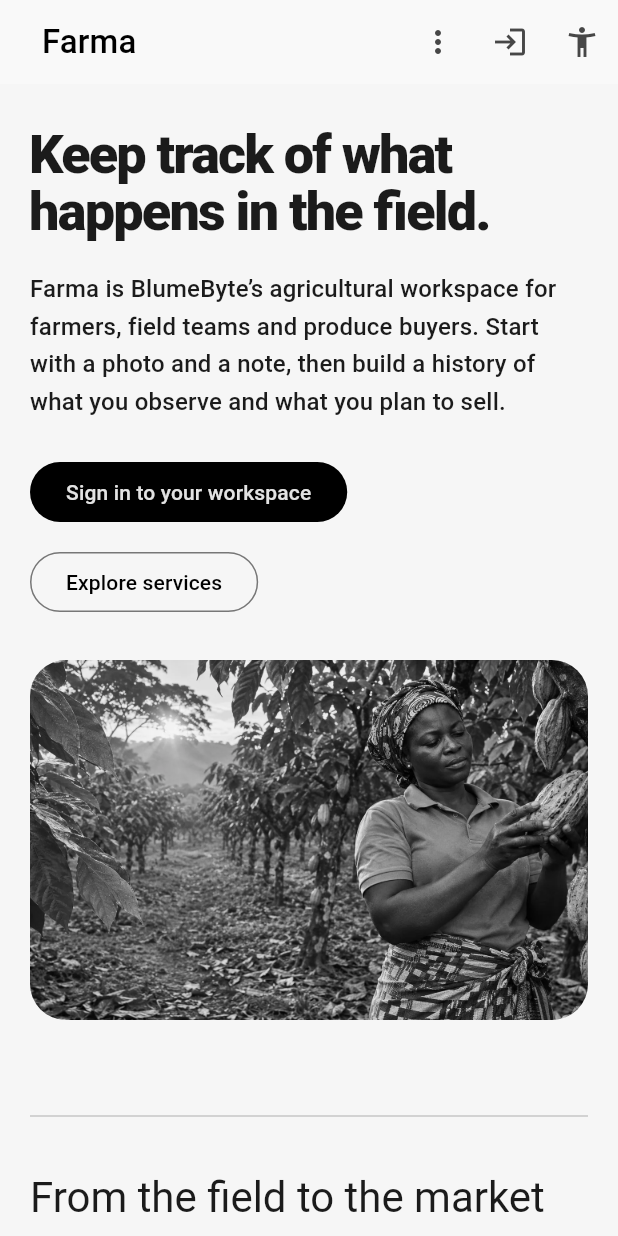
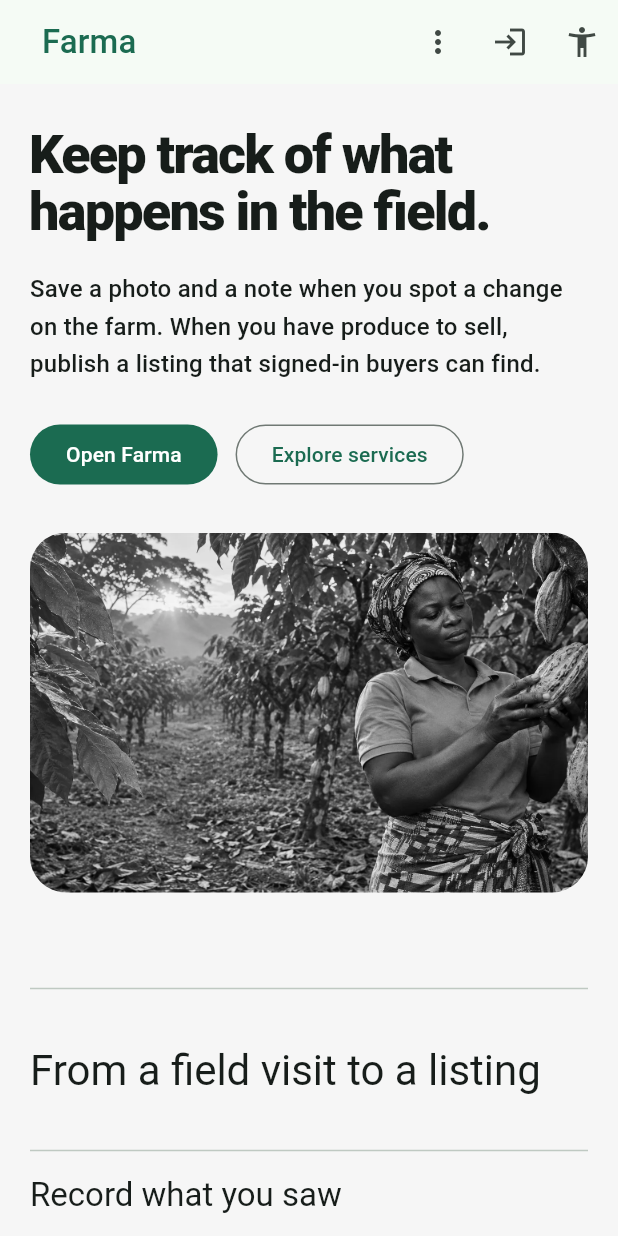
Before and after one commit to BlumeByte/Farma, a Flutter app: the screen it shows after launch, on a phone screen of 412 x 824 dp. Run offline on Flutter 3.47's test engine with Material 3 defaults, Android fonts, the phone set to English and light mode, and no system bars; our stand-ins replace image_picker, material_ui, shared_preferences, video_player; missing offline and left inert: dart:js_interop.

Commit message:
Give Farma public pages distinct editorial content and simplify the farmer workspace

```diff
--- a/lib/farma_app.dart
+++ b/lib/farma_app.dart
@@ -88,9 +88,8 @@ class _FarmaAppState extends State<FarmaApp> {
     final dark = brightness == Brightness.dark;
     final scheme = ColorScheme.fromSeed(
       contrastLevel: _accessibilityEnabled ? 1 : 0,
-      seedColor: Colors.black,
+      seedColor: const Color(0xff285544),
       brightness: brightness,
-      dynamicSchemeVariant: DynamicSchemeVariant.monochrome,
     );
     return ThemeData(
       colorScheme: scheme,
@@ -111,7 +110,7 @@ class _FarmaAppState extends State<FarmaApp> {
         color: dark ? const Color(0xff202020) : Colors.white,
         elevation: 0,
         margin: EdgeInsets.zero,
-        shape: RoundedRectangleBorder(borderRadius: BorderRadius.circular(24)),
+        shape: RoundedRectangleBorder(borderRadius: BorderRadius.circular(12)),
       ),
     );
   }
@@ -345,7 +344,6 @@ class _FarmaHomeState extends State<FarmaHome> {
       setState(() => workspace = Workspace.values[index]);
 
   List<Widget> _content(BuildContext context, bool wide) {
-    final scheme = Theme.of(context).colorScheme;
     final titleStyle = Theme.of(context).textTheme.displaySmall
         ?.copyWith(fontWeight: FontWeight.w800, letterSpacing: -1.5);
     if (loading) {
@@ -370,27 +368,16 @@ class _FarmaHomeState extends State<FarmaHome> {
 
     if (workspace == Workspace.overview) {
       return [
-        Card(
-          color: scheme.onSurface,
-          child: Padding(
-            padding: EdgeInsets.all(wide ? 40 : 24),
-            child: Column(
-              crossAxisAlignment: CrossAxisAlignment.start,
-              children: [
-                Icon(Icons.eco_outlined, color: scheme.surface, size: 32),
-                const SizedBox(height: 22),
-                FarmaHeading(
-                  'Your farm workspace',
-                  announce: true,
-                  style: titleStyle?.copyWith(color: scheme.surface),
-                ),
-                const SizedBox(height: 10),
-                Text(
-                  'Record field observations and prepare produce listings on this device.',
-                  style: TextStyle(color: scheme.surface, fontSize: 16),
-                ),
-              ],
-            ),
+        FarmaHeading('Farm records', style: titleStyle, announce: true),
+        const SizedBox(height: 8),
+        const Text('Add a field observation or manage your produce listings.'),
+        const SizedBox(height: 16),
+        Align(
+          alignment: AlignmentDirectional.centerStart,
+          child: FilledButton.icon(
+            onPressed: saving ? null : () => _save(Workspace.observations),
+            icon: const Icon(Icons.add),
+            label: const Text('New observation'),
           ),
         ),
         const AccessibilityGuide(
--- a/lib/farma_public_page.dart
+++ b/lib/farma_public_page.dart
@@ -3,7 +3,7 @@ import 'package:video_player/video_player.dart';
 
 import 'farma_accessibility.dart';
 
-typedef FarmaSection = ({IconData icon, String title, String body});
+typedef FarmaSection = ({String title, String body});
 typedef FarmaStory = ({
   String title,
   String caption,
@@ -16,8 +16,10 @@ class FarmaPageContent {
   const FarmaPageContent({
     required this.heading,
     required this.intro,
-    required this.image,
-    required this.imageDescription,
+    this.image,
+    this.imageDescription,
+    this.example,
+    required this.questions,
     required this.sectionHeading,
     required this.sections,
     this.stories = const [],
@@ -25,8 +27,10 @@ class FarmaPageContent {
 
   final String heading;
   final String intro;
-  final String image;
-  final String imageDescription;
+  final String? image;
+  final String? imageDescription;
+  final ({String title, List<(String, String)> rows})? example;
+  final List<(String, String)> questions;
   final String sectionHeading;
   final List<FarmaSection> sections;
   final List<FarmaStory> stories;
@@ -52,7 +56,7 @@ const _fieldStory = (
 
 const _marketStory = (
   title: 'Preparing a produce listing',
-  caption: 'A short walkthrough of how farmers can start recording details for a future listing.',
+  caption: 'A walkthrough of saving a local draft before writing a listing for buyers.',
   file: 'assets/farma/produce-walkthrough.mp4',
   image: _produceImage,
   steps: [
@@ -65,133 +69,170 @@ const _marketStory = (
 const farmaPages = {
   'home': FarmaPageContent(
     heading: 'Keep track of what happens in the field.',
-    intro: 'Farma is BlumeByte’s agricultural workspace for farmers, field teams and produce buyers. Start with a photo and a note, then build a history of what you observe and what you plan to sell.',
+    intro: 'Save a photo and a note when you spot a change on the farm. When you have produce to sell, publish a listing that signed-in buyers can find.',
     image: _fieldImage,
     imageDescription: _fieldPhoto,
-    sectionHeading: 'From the field to the market',
+    sectionHeading: 'From a field visit to a listing',
     sections: [
       (
-        icon: Icons.photo_camera_outlined,
-        title: 'Capture field observations',
-        body: 'Save dated photos, categories and notes as you visit your farm. Reopen them when you inspect the same crop or prepare for a conversation with a field officer.',
+        title: 'Record what you saw',
+        body: 'Add a date, category and short note. A title like “Yellow leaves in the north tomato bed” is easier to find later than “Tomatoes”.',
       ),
       (
-        icon: Icons.storefront_outlined,
-        title: 'Prepare produce listings',
-        body: 'Create a draft for what you have harvested. Record the produce name and add a representative photo and notes before preparing it for buyers.',
+        title: 'Review it on the next visit',
+        body: 'Open a saved observation on the same device. Compare the photo and notes with what you see on the next visit.',
       ),
       (
-        icon: Icons.public_outlined,
-        title: 'Sign up from anywhere',
-        body: 'Choose your country or territory and calling code. Farma’s account screens are available in nine languages and follow your device’s light or dark appearance.',
+        title: 'Prepare a listing for buyers',
+        body: 'Start in Produce and save a draft. When you publish it, write a description for buyers. Your private notes and draft photo stay on your device.',
+      ),
+      (
+        title: 'Browse in Buyer Mode',
+        body: 'Switch to Buyer Mode to search the latest published produce by name or category and open the listing details.',
       ),
     ],
-    stories: [_fieldStory, _marketStory],
+    questions: [
+      ('Do I need an account?', 'The website is open to everyone. Sign in to save field records, publish produce or browse the marketplace.'),
+      ('Can I open my observations on another phone?', 'Field observations and drafts stay on the device where you saved them. Published text listings can be seen from other devices after sign-in.'),
+    ],
   ),
   'about': FarmaPageContent(
     heading: 'About us',
-    intro: 'Farma began in Accra, Ghana, with a practical question. How can a farmer keep useful records in the field and prepare clearer information for a buyer or an extension worker?',
-    image: _fieldImage,
-    imageDescription: _fieldPhoto,
-    sectionHeading: 'What we are building',
+    intro: 'Farma is a BlumeByte project based in Accra, Ghana. It grew out of a practical problem for farmers, buyers and field teams. Useful details can get lost between a field visit, a follow-up and a sale.',
+    image: _produceImage,
+    imageDescription: _producePhoto,
+    sectionHeading: 'The problems we are working on',
     sections: [
       (
-        icon: Icons.grass_outlined,
-        title: 'Practical field records',
-        body: 'A farmer can record an observation using a photo, a short note and a category. Saved records can be reopened on the same device after the app has loaded.',
+        title: 'Keep field details together',
+        body: 'Photos are more useful when they have a date, a location you recognize and a note about what changed. Use the title or note for the plot name and revisit the record when you return.',
       ),
       (
-        icon: Icons.wifi_off_outlined,
-        title: 'Designed around low connectivity',
-        body: 'The project brief prioritizes workflows that remain useful when internet access is limited. On-device guidance, synchronization and broader offline support are planned areas of work.',
+        title: 'Give buyers a clear starting point',
+        body: 'A published listing tells buyers what is available and what the farmer chose to share. Clear descriptions make it easier to compare listings.',
       ),
       (
-        icon: Icons.people_outline,
-        title: 'Built with distinct roles in mind',
-        body: 'The design calls for a farmer workspace for field observations and a buyer workspace for discovering and comparing produce. The current public trial includes observation records and produce drafts.',
+        title: 'Design for the device people have',
+        body: 'Farma runs on the web and is built for Android and iOS. The application supports device light and dark settings, reduced motion and a mode for screen reader users.',
+      ),
+      (
+        title: 'Plan for weak connectivity',
+        body: 'Saved local records can be reopened once the workspace is loaded. Signing in and using the marketplace need internet access. Device sync and broader offline support are planned.',
       ),
     ],
-    stories: [_fieldStory],
+    questions: [
+      ('Who builds Farma?', 'Farma is a product of BlumeByte Digital Solution in Accra, Ghana.'),
+      ('How are field teams involved?', 'Current records can support a conversation with a field worker. A shared reviewer workspace and district reporting are planned.'),
+    ],
   ),
   'profile': FarmaPageContent(
     heading: 'Profile',
-    intro: 'Farma is a BlumeByte Digital Solution project based in Accra, Ghana. The project brings together field documentation, agricultural services and farm-to-buyer commerce.',
-    image: _fieldImage,
-    imageDescription: _fieldPhoto,
-    sectionHeading: 'Project profile',
+    intro: 'Get to know the Farma project, the people it is built for and what happens to the information they enter.',
+    example: (
+      title: 'Project profile',
+      rows: [
+        ('Product', 'Farma'),
+        ('Team', 'BlumeByte Digital Solution'),
+        ('Based in', 'Accra, Ghana'),
+        ('Workspaces', 'Farmer Mode and Buyer Mode'),
+      ],
+    ),
+    sectionHeading: 'Accounts, language and records',
     sections: [
       (
-        icon: Icons.location_on_outlined,
-        title: 'Ghana-rooted, built for wider use',
-        body: 'The partner brief takes Ghana’s farming and district context as its starting point. The signup form supports international country and territory codes so users can register with a number from their own region.',
+        title: 'Sign up with your own number',
+        body: 'Choose your country or territory, add your international phone number and choose a unique username. Return to Farma using your email and password.',
       ),
       (
-        icon: Icons.person_outline,
-        title: 'Who Farma is for',
-        body: 'Farmers can document an observation or start a produce draft. Field teams can use those records as a starting point for follow-up. Buyer discovery and direct communication are part of the planned marketplace.',
+        title: 'Set a language preference',
+        body: 'Sign-in supports nine languages. In the workspace, choose a preferred language or enter another language or dialect. Some workspace screens still appear in English.',
       ),
       (
-        icon: Icons.security_outlined,
-        title: 'How accounts and records work',
-        body: 'Farma uses email and password for account access. Signup details are handled through Supabase. Field photos, notes and drafts in the current trial are stored per account on the device.',
+        title: 'Know what buyers can see',
+        body: 'Publishing shares the produce name, category and buyer-facing description with signed-in buyers. Your draft photo and private notes stay on the device.',
+      ),
+      (
+        title: 'Keep account and trial data in view',
+        body: 'Account details are handled by Supabase. Local observations and drafts are stored separately for each account on that device. Marketplace listings are stored online.',
       ),
     ],
-    stories: [_fieldStory],
+    questions: [
+      ('Does the phone number replace my email?', 'Use your email and password to sign in. The phone number is part of your account profile.'),
+      ('Can I change modes later?', 'Yes. Use Change mode in the workspace to return to the Farmer and Buyer options.'),
+    ],
   ),
   'projects': FarmaPageContent(
     heading: 'Projects',
-    intro: 'Explore the field workspace, marketplace and district pilot concept behind Farma. Features in the current trial are identified alongside work described in the project brief.',
-    image: _produceImage,
-    imageDescription: _producePhoto,
-    sectionHeading: 'Product and pilot work',
+    intro: 'See what Farma is building and what the trial already supports. The field workspace and produce marketplace are the current focus. District operations and professional review are planned.',
+    example: (
+      title: 'Project status',
+      rows: [
+        ('Field workspace', 'Local observations and produce drafts'),
+        ('Marketplace', 'Text listings for signed-in buyers'),
+        ('District operations', 'Planned'),
+      ],
+    ),
+    sectionHeading: 'Current work and pilot plans',
     sections: [
       (
-        icon: Icons.edit_note_outlined,
-        title: 'Field workspace · Available',
-        body: 'Create photo observations, organize them by category and keep notes on what changed. Saved records are available on the same device.',
+        title: 'Field workspace',
+        body: 'Create, reopen and edit dated observations and produce drafts. The record stays with your account on the device where you saved it.',
       ),
       (
-        icon: Icons.storefront_outlined,
-        title: 'Produce showcase · Drafts available',
-        body: 'Save a produce draft with a name, photo and notes. Published listings, short produce videos and one-to-one buyer messaging are planned in the marketplace design.',
+        title: 'Produce marketplace',
+        body: 'A farmer can publish or withdraw a text listing. Buyers can browse and search the latest listings. Shared photos, seller profiles and messaging are future work.',
       ),
       (
-        icon: Icons.map_outlined,
-        title: 'District pilot · Planned',
-        body: 'The partnership brief outlines a potential district-level pilot for training, field workflows and review. Proposed field reporting and mapping features depend on partner participation and validation.',
+        title: 'District pilot concept',
+        body: 'The project brief describes a possible district pilot to test training, field workflows and follow-up. Review queues, reporting and maps depend on partner validation.',
       ),
       (
-        icon: Icons.record_voice_over_outlined,
-        title: 'Accessible guidance · Planned',
-        body: 'The design brief proposes short visual guides and audio in English, Twi, Ga, Ewe, Dagbani and Hausa. Those guides are distinct from the translated signup screens available today.',
+        title: 'Farm Assistant',
+        body: 'The workspace includes a screen for agricultural questions and photo assessments. Live responses require backend configuration. Professional review and escalation workflows are planned.',
       ),
     ],
-    stories: [_fieldStory, _marketStory],
+    questions: [
+      ('Can a field officer review my record in Farma today?', 'The current trial opens local records on your device. A shared review queue is outside this release.'),
+      ('Are buyer payments and delivery available?', 'The current marketplace supports discovery. Payments and delivery remain planned.'),
+    ],
+    stories: [_marketStory],
   ),
   'services': FarmaPageContent(
     heading: 'Services',
-    intro: 'Use the Farma workspace to document field observations and prepare produce records. Keep a record for follow-up and review your drafts before sharing produce information.',
-    image: _produceImage,
-    imageDescription: _producePhoto,
-    sectionHeading: 'What you can do in the trial',
+    intro: 'Learn how to save an observation, publish produce and find a listing. Start with the task you want to complete.',
+    example: (
+      title: 'Example observation',
+      rows: [
+        ('Title', 'Yellow leaves in the north tomato bed'),
+        ('Category', 'Crop'),
+        ('Note', 'Spotted on the lower leaves during the morning visit.'),
+        ('Next step', 'Reopen the record on the next visit.'),
+      ],
+    ),
+    sectionHeading: 'How to use Farma',
     sections: [
       (
-        icon: Icons.camera_alt_outlined,
-        title: 'Record an observation',
-        body: 'Open Observations, add a photo or choose an existing image, then add a category, title and notes. Save it and revisit it whenever you need the record.',
+        title: 'Save an observation',
+        body: 'Open Farmer Mode, choose Observations, then New observation. Enter a title and category, add a photo or note, and save it to this device.',
       ),
       (
-        icon: Icons.inventory_2_outlined,
-        title: 'Create a produce draft',
-        body: 'Open Produce, enter the name of the crop or item and attach a photo. Add useful notes about the harvest or condition. Review those details before preparing a public listing.',
+        title: 'Publish or withdraw produce',
+        body: 'Create a draft in Produce. Open its listing controls, enter a buyer-facing description and publish. Use Withdraw when the listing is no longer available.',
       ),
       (
-        icon: Icons.language_outlined,
-        title: 'Set up your account',
-        body: 'Choose a language on the sign-in screen. At signup, supply a unique username, email and an international phone number. The public pages are available before you sign in.',
+        title: 'Search for produce',
+        body: 'Open Buyer Mode and search by produce name or category. Open a result to read the description. Use Refresh to check for newly published listings.',
+      ),
+      (
+        title: 'Use accessibility controls',
+        body: 'Open Accessibility mode from the top bar. If you use a screen reader, photo descriptions and labeled navigation help you move through the workspace. Add descriptions to saved photos when they are useful.',
       ),
     ],
-    stories: [_marketStory],
+    questions: [
+      ('What if camera access is denied?', 'Choose a photo from your device instead. You can also save an observation with a title and notes.'),
+      ('Can I use Farma to confirm a crop or animal disease?', 'Use observations to keep track of what you see. The assistant, when configured, can offer preliminary guidance. Contact a qualified extension officer or veterinarian when you need a diagnosis.'),
+    ],
+    stories: [_fieldStory],
   ),
 };
 
@@ -219,12 +260,14 @@ class FarmaPublicPage extends StatelessWidget {
       builder: (context, viewport) {
         final wide = viewport.maxWidth >= 900;
         final padding = wide ? 48.0 : 20.0;
-        final image = AspectRatio(
+        final image = content.image == null
+            ? _PageExample(example: content.example!)
+            : AspectRatio(
           aspectRatio: wide ? 1.2 : 1.55,
           child: ClipRRect(
             borderRadius: BorderRadius.circular(24),
             child: Image.asset(
-              content.image,
+              content.image!,
               fit: BoxFit.cover,
               semanticLabel: content.imageDescription,
             ),
@@ -261,7 +304,7 @@ class FarmaPublicPage extends StatelessWidget {
               children: [
                 FilledButton(
                   onPressed: onSignIn,
-                  child: const Text('Sign in to your workspace'),
+                  child: const Text('Open Farma'),
                 ),
                 if (isHome)
                   OutlinedButton(
@@ -302,27 +345,15 @@ class FarmaPublicPage extends StatelessWidget {
                       style: theme.textTheme.headlineMedium,
                     ),
                     const SizedBox(height: 20),
-                    LayoutBuilder(
-                      builder: (context, layout) {
-                        final columns = wide ? 2 : 1;
-                        final width =
-                            (layout.maxWidth - (columns - 1) * 16) / columns;
-                        return Wrap(
-                          spacing: 16,
-                          runSpacing: 16,
+                    for (final section in content.sections) ...[
+                      const Divider(height: 32),
+                      Align(
+                        alignment: AlignmentDirectional.centerStart,
+                        child: ConstrainedBox(
+                          constraints: const BoxConstraints(maxWidth: 700),
+                          child: Column(
+                            crossAxisAlignment: CrossAxisAlignment.start,
                             children: [
-                            for (final section in content.sections)
-                              SizedBox(
-                                width: width,
-                                child: Card(
-                                  child: Padding(
-                                    padding: const EdgeInsets.all(24),
-                                    child: Column(
-                                      crossAxisAlignment:
-                                          CrossAxisAlignment.start,
-                                      children: [
-                                        Icon(section.icon, size: 28),
-                                        const SizedBox(height: 14),
                               FarmaHeading(
                                 section.title,
                                 style: theme.textTheme.titleLarge,
@@ -337,11 +368,7 @@ class FarmaPublicPage extends StatelessWidget {
                           ),
                         ),
                       ),
-                              ),
                     ],
-                        );
-                      },
-                    ),
                     if (content.stories.isNotEmpty) ...[
                       const SizedBox(height: 50),
                       FarmaHeading(
@@ -368,6 +395,21 @@ class FarmaPublicPage extends StatelessWidget {
                         },
                       ),
                     ],
+                    const SizedBox(height: 48),
+                    FarmaHeading(
+                      'Common questions',
+                      style: theme.textTheme.headlineMedium,
+                    ),
+                    for (final (question, answer) in content.questions)
+                      ExpansionTile(
+                        tilePadding: EdgeInsets.zero,
+                        title: Text(question),
+                        childrenPadding: const EdgeInsets.only(bottom: 16),
+                        expandedAlignment: AlignmentDirectional.centerStart.resolve(
+                          Directionality.of(context),
+                        ),
+                        children: [Text(answer)],
+                      ),
                     const SizedBox(height: 48),
                     const Divider(),
                     const SizedBox(height: 12),
@@ -400,6 +442,39 @@ class FarmaPublicPage extends StatelessWidget {
           ),
         );
       },
+    );
+  }
+}
+
+class _PageExample extends StatelessWidget {
+  const _PageExample({required this.example});
+  final ({String title, List<(String, String)> rows}) example;
+
+  @override
+  Widget build(BuildContext context) {
+    final theme = Theme.of(context);
+    final colors = theme.colorScheme;
+    return DecoratedBox(
+      decoration: BoxDecoration(
+        color: colors.surfaceContainerHighest,
+        border: Border.all(color: colors.outlineVariant),
+        borderRadius: BorderRadius.circular(12),
+      ),
+      child: Padding(
+        padding: const EdgeInsets.all(24),
+        child: Column(
+          crossAxisAlignment: CrossAxisAlignment.stretch,
+          children: [
+            FarmaHeading(example.title, style: theme.textTheme.headlineSmall),
+            for (final (label, value) in example.rows) ...[
+              const Divider(height: 28),
+              Text(label, style: theme.textTheme.labelLarge),
+              const SizedBox(height: 4),
+              Text(value, style: theme.textTheme.bodyLarge),
+            ],
+          ],
+        ),
+      ),
     );
   }
 }
```
Also changed, not shown: 2 other files. Lines whose indentation alone changed are shown as unchanged.
